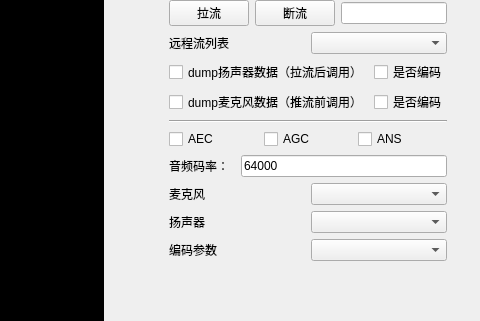
wanhongqing123/ZegoTestDemo, file mainwindow.ui: the form before one commit; both pictures show x 751 to 1231 and y 202 to 523 of the 1231 by 816 pixel window.
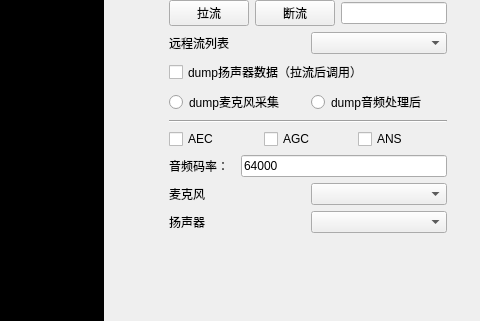
The form after the commit.

Commit message: add mic capture before audioengine

What changed in the file:
```diff
--- a/mainwindow.ui
+++ b/mainwindow.ui
@@ -264,28 +264,21 @@
               </property>
              </widget>
             </item>
-            <item>
-             <widget class="QCheckBox" name="checkBoxAAC2">
-              <property name="text">
-               <string>是否编码</string>
-              </property>
-             </widget>
-            </item>
            </layout>
           </item>
           <item>
            <layout class="QHBoxLayout" name="horizontalLayout_10">
             <item>
-             <widget class="QCheckBox" name="checkBoxDumpMic">
+             <widget class="QRadioButton" name="radioButtonDumpMic">
               <property name="text">
-               <string>dump麦克风数据（推流前调用）</string>
+               <string>dump麦克风采集</string>
               </property>
              </widget>
             </item>
             <item>
-             <widget class="QCheckBox" name="checkBoxAAC">
+             <widget class="QRadioButton" name="radioButtonEngine">
               <property name="text">
-               <string>是否编码</string>
+               <string>dump音频处理后</string>
               </property>
              </widget>
             </item>
@@ -396,27 +389,6 @@
             </item>
            </layout>
           </item>
-          <item>
-           <layout class="QHBoxLayout" name="horizontalLayout_9">
-            <item>
-             <widget class="QLabel" name="label_6">
-              <property name="text">
-               <string>编码参数</string>
-              </property>
-             </widget>
-            </item>
-            <item>
-             <widget class="QComboBox" name="comboBoxParam">
-              <property name="minimumSize">
-               <size>
-                <width>120</width>
-                <height>0</height>
-               </size>
-              </property>
-             </widget>
-            </item>
-           </layout>
-          </item>
          </layout>
         </widget>
        </item>
```
Left out of the diff: 9 changed lines with no effect on the pictures. The commit also changes 2 other files.
